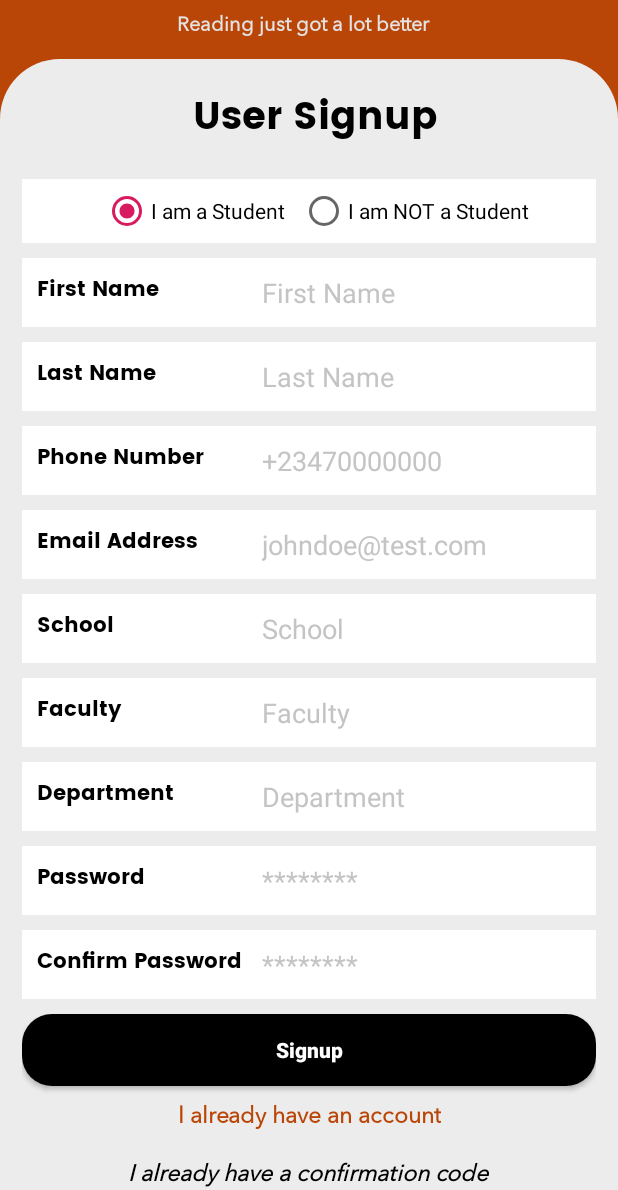
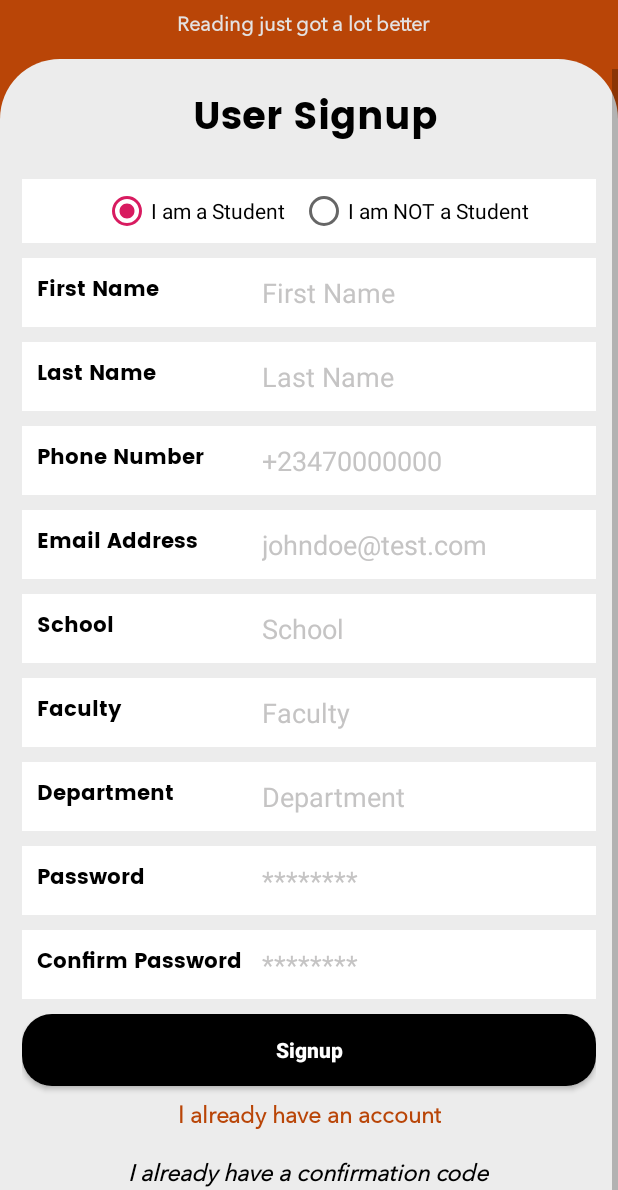
Before and after one commit to mike98989/sabi, an Android app: the SignupActivity screen opened directly, with no data from a screen before it, scrolled down 84 dp, on a phone screen of 412 x 824 dp, the part 46-1236 px from its top. Run offline under Robolectric (Android 15) with nearby library versions, the phone set to English and light mode, and no system bars.

Commit message:
worked on android 9 (pie) connectivity and overlapping confirm layout

```diff
--- a/app/src/main/res/layout/activity_signup_activity.xml
+++ b/app/src/main/res/layout/activity_signup_activity.xml
@@ -1,11 +1,8 @@
 <?xml version="1.0" encoding="utf-8"?>
-
-<androidx.core.widget.NestedScrollView  xmlns:android="http://schemas.android.com/apk/res/android"
+<RelativeLayout
+    xmlns:android="http://schemas.android.com/apk/res/android"
     xmlns:app="http://schemas.android.com/apk/res-auto"
     xmlns:tools="http://schemas.android.com/tools"
-    android:layout_width="match_parent"
-    android:layout_height="match_parent">
-<RelativeLayout
     android:layout_width="match_parent"
     android:layout_height="match_parent"
     android:background="@color/sabiOrange"
@@ -13,6 +10,12 @@
     android:id="@+id/fragment_container"
     tools:context=".SignupActivity">
 
+    <ScrollView
+        android:layout_width="match_parent"
+        android:layout_height="match_parent">
+    <RelativeLayout
+        android:layout_width="match_parent"
+        android:layout_height="match_parent">
     <ImageView
         android:id="@+id/logo"
         android:layout_width="112dp"
@@ -563,5 +566,6 @@
         </LinearLayout>
 
     </LinearLayout>
+    </RelativeLayout>
+    </ScrollView>
 </RelativeLayout>
-</androidx.core.widget.NestedScrollView>
--- a/app/src/main/res/xml/network_security_config.xml
+++ b/app/src/main/res/xml/network_security_config.xml
@@ -1,6 +1,6 @@
 <?xml version="1.0" encoding="utf-8"?>
 <network-security-config>
     <domain-config cleartextTrafficPermitted="true">
-        <domain includeSubdomains="true">hellapunk.com</domain>
+        <domain includeSubdomains="true">sabi.xyz</domain>
     </domain-config>
 </network-security-config>
```
